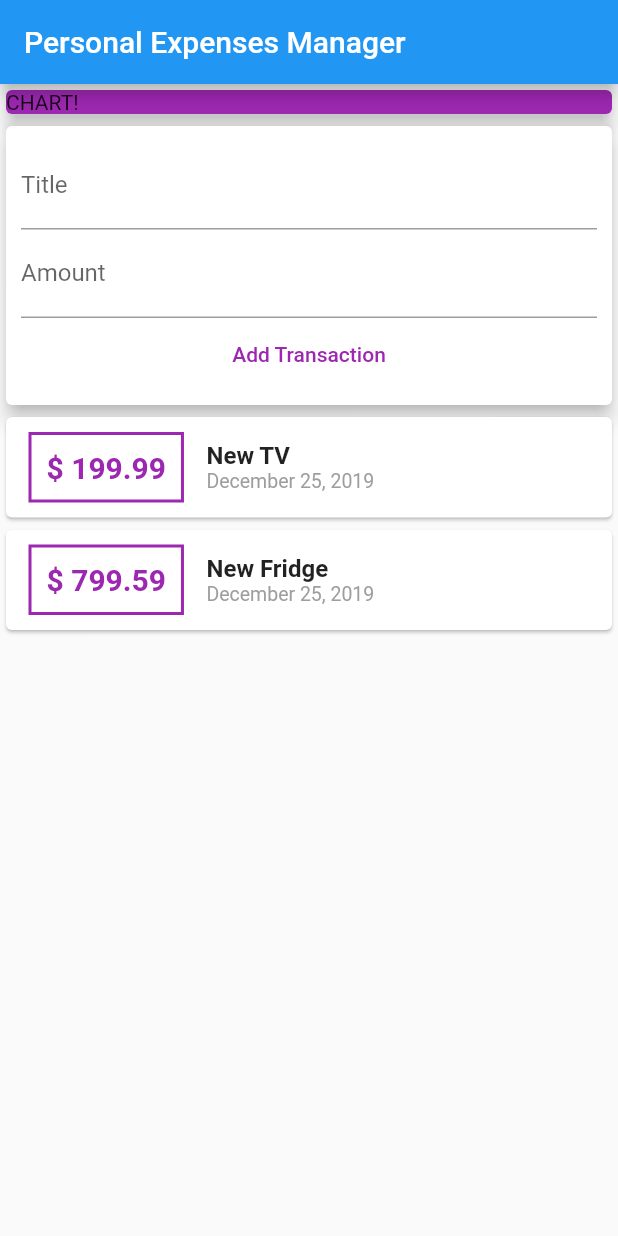
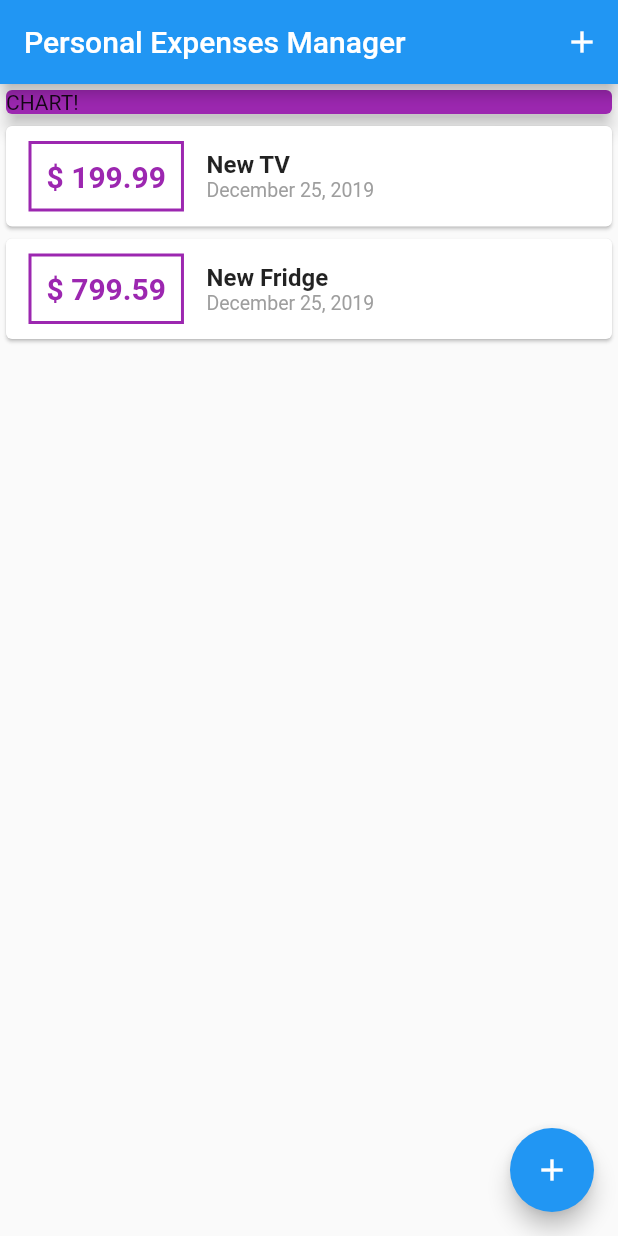
Before and after one commit to gm1357/flutter_personal_expenses, a Flutter app: the screen it shows after launch, on a phone screen of 412 x 824 dp. Run offline on Flutter 3.47's test engine with Material 2 defaults, Android fonts, the phone set to English and light mode, and no system bars.

```diff
--- a/lib/main.dart
+++ b/lib/main.dart
@@ -1,6 +1,7 @@
 import 'package:flutter/material.dart';
-import 'package:personal_expenses/widgets/user_transactions.dart';
 
+import './widgets/transactions_list.dart';
+import './widgets/new_transaction.dart';
 import './models/transaction.dart';
 
 void main() => runApp(MyApp());
@@ -15,12 +16,64 @@ class MyApp extends StatelessWidget {
   }
 }
 
-class MyHomePage extends StatelessWidget {
+class MyHomePage extends StatefulWidget {
+  @override
+  _MyHomePageState createState() => _MyHomePageState();
+}
+
+class _MyHomePageState extends State<MyHomePage> {
+  final List<Transaction> _transactions = [
+    Transaction(
+      id: '1',
+      title: 'New TV',
+      amount: 199.99,
+      date: DateTime.now(),
+    ),
+    Transaction(
+      id: '2',
+      title: 'New Fridge',
+      amount: 799.59,
+      date: DateTime.now(),
+    ),
+  ];
+
+  void _addNewTransaction(String title, double amount) {
+    final newTx = Transaction(
+      title: title,
+      amount: amount,
+      date: DateTime.now(),
+      id: DateTime.now().toString(),
+    );
+
+    setState(() {
+      _transactions.add(newTx);
+    });
+  }
+
+  void _startAddNewTransaction(BuildContext ctx) {
+    showModalBottomSheet(
+      context: ctx,
+      builder: (_) {
+        return GestureDetector(
+          child: NewTransaction(_addNewTransaction),
+          onTap: () {},
+          behavior: HitTestBehavior.opaque,
+        );
+      },
+    );
+  }
+
   @override
   Widget build(BuildContext context) {
     return Scaffold(
       appBar: AppBar(
         title: Text('Personal Expenses Manager'),
+        actions: <Widget>[
+          IconButton(
+            icon: Icon(Icons.add),
+            onPressed: () => _startAddNewTransaction(context),
+          ),
+        ],
       ),
       body: SingleChildScrollView(
         child: Column(
@@ -34,9 +87,14 @@ class MyHomePage extends StatelessWidget {
                 elevation: 5,
               ),
             ),
-            UserTransactions(),
+            TransactionsList(_transactions),
           ],
         ),
+      ),
+      floatingActionButtonLocation: FloatingActionButtonLocation.endFloat,
+      floatingActionButton: FloatingActionButton(
+        child: Icon(Icons.add),
+        onPressed: () => _startAddNewTransaction(context),
       ),
     );
   }
--- a/lib/widgets/user_transactions.dart
+++ /dev/null
@@ -1,50 +0,0 @@
-import 'package:flutter/material.dart';
-
-import '../models/transaction.dart';
-import './new_transaction.dart';
-import './transactions_list.dart';
-
-class UserTransactions extends StatefulWidget {
-  @override
-  _UserTransactionsState createState() => _UserTransactionsState();
-}
-
-class _UserTransactionsState extends State<UserTransactions> {
-  final List<Transaction> _transactions = [
-    Transaction(
-      id: '1',
-      title: 'New TV',
-      amount: 199.99,
-      date: DateTime.now(),
-    ),
-    Transaction(
-      id: '2',
-      title: 'New Fridge',
-      amount: 799.59,
-      date: DateTime.now(),
-    ),
-  ];
-
-  void _addNewTransaction(String title, double amount) {
-    final newTx = Transaction(
-      title: title,
-      amount: amount,
-      date: DateTime.now(),
-      id: DateTime.now().toString(),
-    );
-
-    setState(() {
-      _transactions.add(newTx);
-    });
-  }
-
-  @override
-  Widget build(BuildContext context) {
-    return Column(
-      children: <Widget>[
-        NewTransaction(_addNewTransaction),
-        TransactionsList(_transactions),
-      ],
-    );
-  }
-}
```
Also changed, not shown: lib/widgets/new_transaction.dart (+13 -4 lines).
